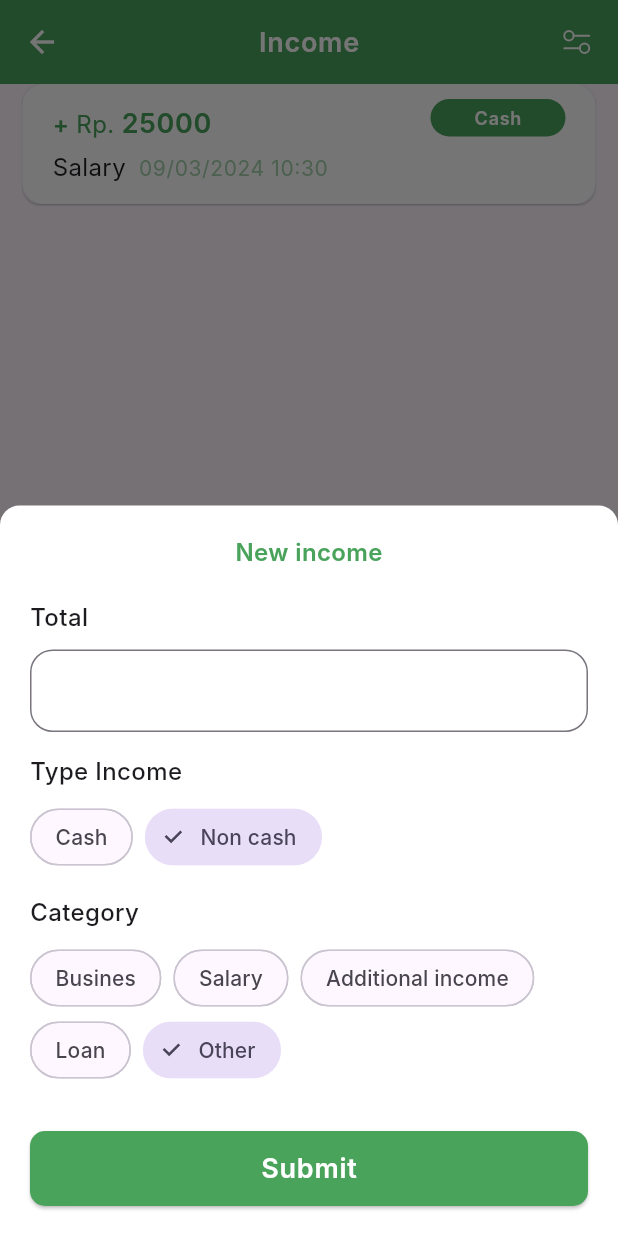
After one commit to msarifin29/budget-in, a Flutter app: the IncomePage screen opened by its route, after a tap on the "add circle outline" icon, on a phone screen of 412 x 824 dp. The commit adds this screen. Run offline on Flutter 3.47's test engine with Material 3 defaults, Android fonts, the light colour scheme and no system bars; our stand-ins replace bloc, carousel_slider, dartz, equatable, firebase_core, flutter_bloc and 3 more; accounts and stored records are empty; generated files the repository leaves out were written again; Roboto replaces fonts that are missing (Inter); project files that could hold a hidden picture were left out.

Commit message:
feat (ui) : add income page

```diff
--- a/lib/core/common_widgets/amount_card_widget.dart
+++ b/lib/core/common_widgets/amount_card_widget.dart
@@ -10,6 +10,8 @@ class AmountCardWidget extends StatelessWidget {
     required this.date,
     required this.color,
     this.onTap,
+    this.plusMin = '',
+    this.colorPlusMinus = ColorApp.green,
   });
   final int total;
   final String category;
@@ -17,6 +19,8 @@ class AmountCardWidget extends StatelessWidget {
   final String date;
   final Color color;
   final VoidCallback? onTap;
+  final String plusMin;
+  final Color colorPlusMinus;
   @override
   Widget build(BuildContext context) {
     return Card(
@@ -43,14 +47,20 @@ class AmountCardWidget extends StatelessWidget {
                 children: [
                   RichText(
                     text: TextSpan(
-                      text: 'Rp. ',
-                      style: context.textTheme.bodyMedium!,
+                      text: plusMin,
+                      style: context.textTheme.bodyMedium!.copyWith(
+                          fontWeight: FontWeight.w600, color: colorPlusMinus),
                       children: [
+                        TextSpan(
+                          text: ' Rp. ',
+                          style: context.textTheme.bodyMedium!
+                              .copyWith(color: colorPlusMinus),
+                        ),
                         TextSpan(
                           text: total.toString(),
                           style: context.textTheme.bodyLarge!.copyWith(
                               fontWeight: FontWeight.w600,
-                              color: ColorApp.green),
+                              color: colorPlusMinus),
                         ),
                       ],
                     ),
--- a/lib/core/config/route.dart
+++ b/lib/core/config/route.dart
@@ -1,6 +1,7 @@
 import 'package:budget_in/features/authentication/authentication.dart';
 import 'package:budget_in/features/expenses/presentation/ui/expenses_ui.dart';
 import 'package:budget_in/features/expenses/presentation/ui/pages/expense_page.dart';
+import 'package:budget_in/features/incomes/incomes.dart';
 import 'package:flutter/material.dart';
 
 class RouteName {
@@ -15,6 +16,8 @@ class RouteName {
   // Expenses
   static const dashboardPage = 'dashboard-page';
   static const expensePage = 'expense-page';
+  // Incomes
+  static const incomePage = 'income-page';
 }
 
 class AppRoute {
@@ -67,6 +70,12 @@ class AppRoute {
             return const ExpensePage();
           },
         );
+      case IncomePage.routeName:
+        return MaterialPageRoute(
+          builder: (context) {
+            return const IncomePage();
+          },
+        );
 
       default:
         return MaterialPageRoute(
--- a/lib/core/core.dart
+++ b/lib/core/core.dart
@@ -21,3 +21,5 @@ export 'themes/color_app.dart';
 export 'themes/input_decoration_text_field.dart';
 // Themes
 export 'themes/light_theme.dart';
+
+export 'models/item_choice.dart';
--- a/lib/core/helpers/time_util.dart
+++ b/lib/core/helpers/time_util.dart
@@ -7,6 +7,8 @@ const monthDay = 'd MMMM';
 const monthYear = 'MMMM yyyy';
 // 17 Agustus 1945
 const dmy = 'dd MMMM yyyy';
+// 17/10/1945 20:08
+const ddMMyyy = 'dd/MM/yyyy HH:mm';
 
 class TimeUtil {
   String today(
--- /dev/null
+++ b/lib/core/models/item_choice.dart
@@ -0,0 +1,6 @@
+class ItemChoice {
+  final int id;
+  final String label;
+
+  ItemChoice(this.id, this.label);
+}
--- a/lib/features/expenses/presentation/ui/pages/dashboard_page.dart
+++ b/lib/features/expenses/presentation/ui/pages/dashboard_page.dart
@@ -137,7 +137,9 @@ class DashboardPage extends StatelessWidget {
                           image: SvgName.income,
                           title: context.l10n.income,
                           colorFilter: ColorApp.green,
-                          onPressed: () {},
+                          onPressed: () {
+                            Navigator.pushNamed(context, RouteName.incomePage);
+                          },
                         ),
                         BoxFeaturewidget(
                           image: SvgName.creditSync,
--- a/lib/features/expenses/presentation/ui/pages/expense_page.dart
+++ b/lib/features/expenses/presentation/ui/pages/expense_page.dart
@@ -98,13 +98,6 @@ class ExpensePage extends StatelessWidget {
       ),
     );
   }
-}
-
-class ItemChoice {
-  final int id;
-  final String label;
-
-  ItemChoice(this.id, this.label);
 }
 
 class NewExpenseWidget extends StatefulWidget {
--- /dev/null
+++ b/lib/features/incomes/incomes.dart
@@ -0,0 +1 @@
+export 'presentation/ui/pages/income_page.dart';
--- /dev/null
+++ b/lib/features/incomes/presentation/ui/pages/income_page.dart
@@ -0,0 +1,202 @@
+import 'package:budget_in/core/core.dart';
+import 'package:budget_in/l10n/l10n.dart';
+import 'package:flutter/material.dart';
+
+class IncomePage extends StatelessWidget {
+  static const routeName = RouteName.incomePage;
+  const IncomePage({super.key});
+  @override
+  Widget build(BuildContext context) {
+    return Scaffold(
+      appBar: PreferredSize(
+        preferredSize: const Size(double.infinity, kToolbarHeight),
+        child: NewAppBarWidget(
+          title: context.l10n.income,
+          actions: [
+            SvgButton(
+                image: SvgName.filterWhite,
+                onTap: () {
+                  showModalBottomSheet(
+                    shape: const RoundedRectangleBorder(
+                      borderRadius: BorderRadius.only(
+                        topLeft: Radius.circular(20),
+                        topRight: Radius.circular(20),
+                      ),
+                    ),
+                    context: context,
+                    builder: (context) => FilterWidget(
+                      onPressedCash: () {},
+                      onPressedNonCash: () {},
+                    ),
+                  );
+                }),
+            const SizedBox(width: 15.0),
+          ],
+        ),
+      ),
+      body: Column(
+        children: [
+          AmountCardWidget(
+            plusMin: '+',
+            total: 25000,
+            category: context.l10n.salary,
+            type: context.l10n.cash,
+            date: TimeUtil().today(ddMMyyy, DateTime.now()),
+            color: ColorApp.green,
+            onTap: () {},
+          ),
+          const SizedBox(height: 15),
+        ],
+      ),
+      floatingActionButton: FloatingActionButton(
+        onPressed: () {
+          showModalBottomSheet(
+              context: context,
+              isScrollControlled: true,
+              backgroundColor: Colors.white,
+              shape: const RoundedRectangleBorder(
+                borderRadius: BorderRadius.only(
+                  topLeft: Radius.circular(13),
+                  topRight: Radius.circular(13),
+                ),
+              ),
+              builder: (context) {
+                return const NewIncomeWidget();
+              });
+        },
+        tooltip: context.l10n.new_expense,
+        backgroundColor: Colors.white,
+        child: const Icon(
+          Icons.add_circle_outline,
+          color: ColorApp.green,
+          size: 40,
+        ),
+      ),
+    );
+  }
+}
+
+class NewIncomeWidget extends StatefulWidget {
+  const NewIncomeWidget({super.key});
+
+  @override
+  State<NewIncomeWidget> createState() => _NewIncomeWidgetState();
+}
+
+class _NewIncomeWidgetState extends State<NewIncomeWidget> {
+  final globalKey = GlobalKey<FormState>();
+  final idSelected = ValueNotifier(5);
+  final idType = ValueNotifier(2);
+
+  final totalC = TextEditingController();
+  @override
+  Widget build(BuildContext context) {
+    final categoryIncomes = [
+      ItemChoice(1, context.l10n.busines),
+      ItemChoice(2, context.l10n.salary),
+      ItemChoice(3, context.l10n.additional_income),
+      ItemChoice(4, context.l10n.loan),
+      ItemChoice(5, context.l10n.other),
+    ];
+    return SingleChildScrollView(
+      child: Container(
+        padding:
+            EdgeInsets.only(bottom: MediaQuery.of(context).viewInsets.bottom),
+        child: Padding(
+          padding: const EdgeInsets.fromLTRB(20.0, 20.0, 20.0, 0.0),
+          child: Form(
+            key: globalKey,
+            child: Column(
+              crossAxisAlignment: CrossAxisAlignment.start,
+              children: [
+                Container(
+                  width: double.infinity,
+                  alignment: Alignment.center,
+                  child: Text(
+                    context.l10n.new_income,
+                    style: context.textTheme.bodyMedium!.copyWith(
+                      fontWeight: FontWeight.w600,
+                      color: ColorApp.green,
+                    ),
+                  ),
+                ),
+                const SizedBox(height: 20),
+                FormWidget(
+                  title: context.l10n.total,
+                  hint: '',
+                  controller: totalC,
+                ),
+                const SizedBox(height: 15),
+                Text(
+                  context.l10n.type_x(context.l10n.income),
+                  style: context.textTheme.bodyMedium!.copyWith(
+                    fontWeight: FontWeight.w500,
+                  ),
+                ),
+                const SizedBox(height: 8),
+                ValueListenableBuilder(
+                    valueListenable: idType,
+                    builder: (context, v, _) {
+                      return Row(
+                        children: [
+                          ItemChoice(1, context.l10n.cash),
+                          ItemChoice(2, context.l10n.non_cash),
+                        ]
+                            .map((e) => Padding(
+                                  padding: const EdgeInsets.only(right: 8),
+                                  child: ChoiceChip(
+                                    label: Text(e.label),
+                                    selected: idType.value == e.id,
+                                    onSelected: (_) => idType.value = e.id,
+                                    shape: RoundedRectangleBorder(
+                                      borderRadius: BorderRadius.circular(25),
+                                    ),
+                                  ),
+                                ))
+                            .toList(),
+                      );
+                    }),
+                const SizedBox(height: 15),
+                Text(
+                  context.l10n.category,
+                  style: context.textTheme.bodyMedium!.copyWith(
+                    fontWeight: FontWeight.w500,
+                  ),
+                ),
+                const SizedBox(height: 8),
+                ValueListenableBuilder(
+                  valueListenable: idSelected,
+                  builder: (context, v, _) {
+                    return Wrap(
+                      spacing: 8,
+                      children: categoryIncomes
+                          .map(
+                            (e) => ChoiceChip(
+                              label: Text(e.label),
+                              selected: idSelected.value == e.id,
+                              onSelected: (_) => idSelected.value = e.id,
+                              shape: RoundedRectangleBorder(
+                                borderRadius: BorderRadius.circular(25),
+                              ),
+                            ),
+                          )
+                          .toList(),
+                    );
+                  },
+                ),
+                const SizedBox(height: 30),
+                PrimaryButton(
+                  text: context.l10n.submit,
+                  onPressed: () {
+                    Navigator.pop(context);
+                  },
+                ),
+                const SizedBox(height: 20),
+              ],
+            ),
+          ),
+        ),
+      ),
+    );
+  }
+}
--- a/lib/l10n/arb/app_en.arb
+++ b/lib/l10n/arb/app_en.arb
@@ -5,6 +5,14 @@
         "placeholders": {
             "x": {
                 "type": "String"
+            }
+        }
+    },
+    "@st": {
+        "description": "A message with a parameters",
+        "placeholders": {
+            "v": {
+                "type": "int"
             }
         }
     },
@@ -39,7 +47,7 @@
     "empty_income_msg": "No revenue has been generated as of this time",
     "empty_credit_msg": "Your credit history is still clean, yay!",
     "new_expense": "New expense",
-    "type_x": "Tipe {x}",
+    "type_x": "Type {x}",
     "category": "Category",
     "total": "Total",
     "food_and_beverage": "Food dan Drink",
@@ -56,5 +64,18 @@
     "food_ingredients": "Food ingredients",
     "other": "Other",
     "notes": "Notes",
-    "date": "Date"
+    "date": "Date",
+    "busines": "Busines",
+    "salary": "Salary",
+    "additional_income": "Additional income",
+    "loan": "Loan",
+    "new_income": "New income",
+    "new_credit": "New credit",
+    "duration_payments": "Duration of payments",
+    "installment": "Installment",
+    "due_date": "Due date",
+    "payment": "Payment",
+    "completed": "Completed",
+    "pay_now": "Pay now",
+    "st": "{v} st"
 }
--- a/lib/l10n/arb/app_id.arb
+++ b/lib/l10n/arb/app_id.arb
@@ -5,6 +5,14 @@
     "placeholders": {
       "x": {
         "type": "String"
+      }
+    }
+  },
+  "@st": {
+    "description": "A message with a parameters",
+    "placeholders": {
+      "v": {
+        "type": "int"
       }
     }
   },
@@ -39,7 +47,7 @@
   "empty_income_msg": "Sampai saat ini, belum ada pendapatan yang dihasilkan",
   "empty_credit_msg": "Riwayat kredit kamu masih bersih, yeay!",
   "new_expense": "Pengeluaran baru",
-  "type_x": "Tipe {x}",
+  "type_x": "Jenis {x}",
   "category": "Kategori",
   "total": "Total",
   "food_and_beverage": "Makanan dan Minuman",
@@ -56,5 +64,18 @@
   "food_ingredients": "Bahan Makanan",
   "other": "Lainnya",
   "notes": "Keterangan",
-  "date": "Tanggal"
+  "date": "Tanggal",
+  "busines": "Bisnis",
+  "salary": "Gaji",
+  "additional_income": "Pendapatan lain",
+  "loan": "Pinjaman",
+  "new_income": "Pendapatan baru",
+  "new_credit": "Kredit baru",
+  "duration_payments": "Lama angsuran",
+  "installment": "Angsuran",
+  "due_date": "Jatuh tempo",
+  "payment": "Pembayaran",
+  "completed": "Selesai",
+  "pay_now": "Bayar sekarang",
+  "st": "ke {v}"
 }
```
